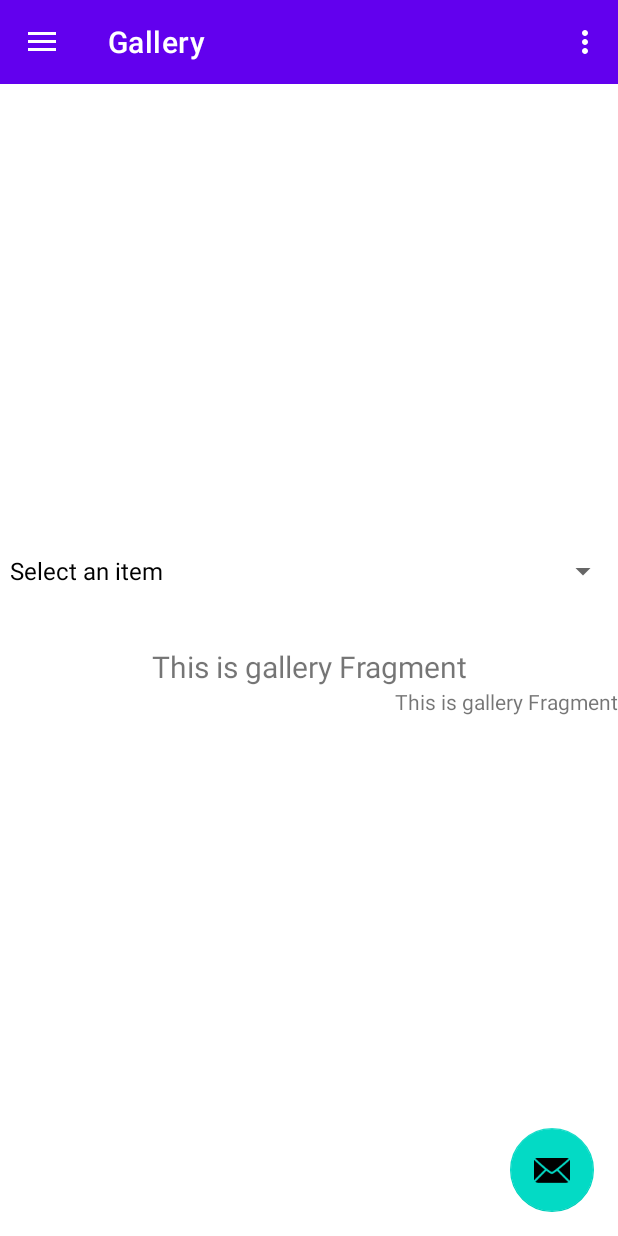
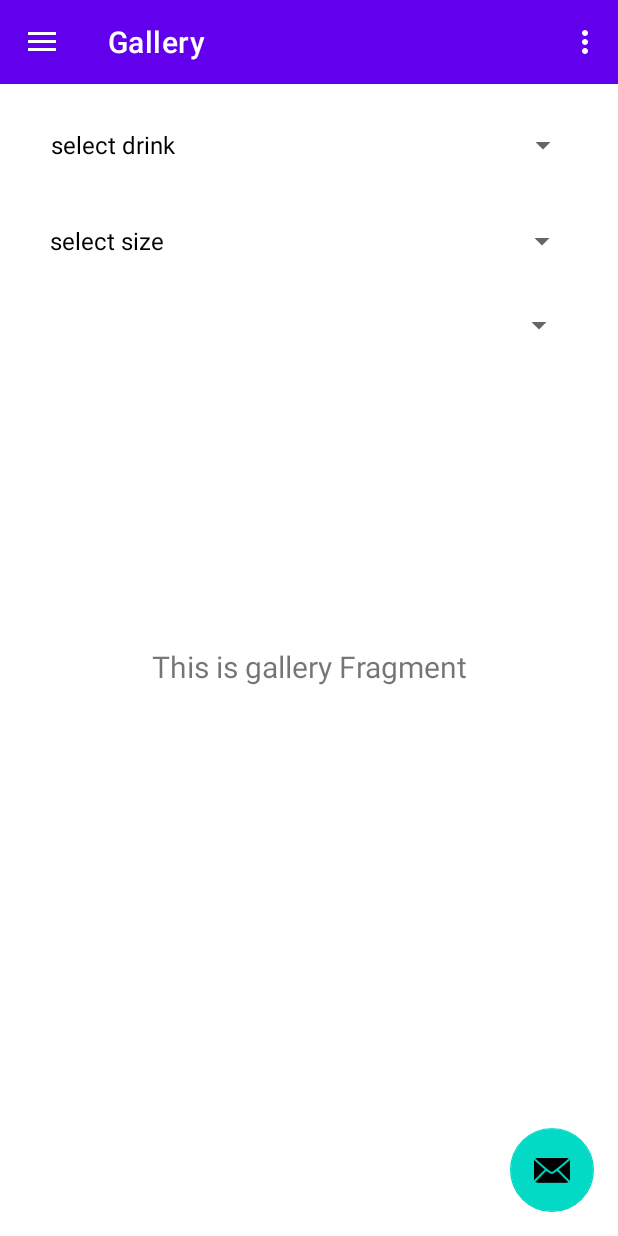
Before and after one commit to wckuo777/kotlinapp, an Android app: the screen it shows after launch (MainActivity), in the side drawer, after a tap on "Gallery", on a phone screen of 412 x 824 dp. Run offline under Robolectric (Android 15) with nearby library versions, the phone set to English and light mode, and no system bars; our stand-ins replace navigation-ui.

Commit message:
dropdownAdapter

```diff
--- /dev/null
+++ b/app/src/main/java/com/example/kotlindemo/adapter/DropdownAdapter.kt
@@ -0,0 +1,41 @@
+package com.example.kotlindemo.adapter
+
+import android.content.Context
+import android.graphics.Color
+import android.graphics.Typeface
+import android.graphics.drawable.ColorDrawable
+import android.view.View
+import android.view.ViewGroup
+import android.widget.ArrayAdapter
+import android.widget.TextView
+import com.example.kotlindemo.model.SpinnerItem
+
+class DropdownAdapter(context: Context, resource: Int, objects: ArrayList<SpinnerItem>, selected: Int): ArrayAdapter<SpinnerItem>(context, resource, objects) {
+    private val selectedId = selected
+    override fun getDropDownView(
+        position: Int,
+        convertView: View?,
+        parent: ViewGroup
+    ): View {
+        val view:TextView = super.getDropDownView(
+            position,
+            convertView,
+            parent
+        ) as TextView
+
+        // set item text bold and sans serif font
+        view.setTypeface(Typeface.SANS_SERIF, Typeface.BOLD)
+
+        if (position == 0){
+            // set the spinner disabled item text color
+            view.setTextColor(Color.LTGRAY)
+        }
+
+        // set selected item style
+        if (position == selectedId){
+            view.background = ColorDrawable(Color.parseColor("#07B2F9"))
+        }
+
+        return view
+    }
+}
--- a/app/src/main/java/com/example/kotlindemo/data/DataSource.kt
+++ b/app/src/main/java/com/example/kotlindemo/data/DataSource.kt
@@ -33,11 +33,30 @@ class Datasource {
             )
     }
 
-    fun loadSpinnerItem(): LinkedHashMap<String,String>{
-        val linkedHashMap = LinkedHashMap<String, String>()
-        linkedHashMap.put("B","Ben")
-        linkedHashMap.put("M","Men")
-        linkedHashMap.put("D","Den")
+    fun loadSpinnerItem(): LinkedHashMap<Int,String>{
+        val linkedHashMap = LinkedHashMap<Int, String>()
+        linkedHashMap.put(0,"select drink")
+        linkedHashMap.put(1,"a1 drink")
+        linkedHashMap.put(2,"a2 drink")
+        linkedHashMap.put(3,"a3 drink")
+        linkedHashMap.put(4,"a4 drink")
+        linkedHashMap.put(5,"a5 drink")
+        linkedHashMap.put(6,"a6 drink")
+        linkedHashMap.put(7,"a7 drink")
+        linkedHashMap.put(8,"a8 drink")
+        linkedHashMap.put(9,"a9 drink")
+        linkedHashMap.put(10,"a10 drink")
+        linkedHashMap.put(11,"a11 drink")
+        linkedHashMap.put(12,"a12 drink")
+        linkedHashMap.put(13,"a13 drink")
+        return linkedHashMap
+    }
+
+    fun loadSpinnerItemSize(): LinkedHashMap<Int,String>{
+        val linkedHashMap = LinkedHashMap<Int, String>()
+        linkedHashMap.put(0,"select size")
+        linkedHashMap.put(1,"M")
+        linkedHashMap.put(2,"L")
         return linkedHashMap
     }
 
--- a/app/src/main/java/com/example/kotlindemo/model/DrinksPic.kt
+++ b/app/src/main/java/com/example/kotlindemo/model/DrinksPic.kt
@@ -6,7 +6,7 @@ import androidx.annotation.StringRes
 
 data class DrinksPic (@StringRes val stringResourceId: Int, @DrawableRes val imageResourceId: Int)
 
-class SpinnerItem(var id: String, var name: String) {
+class SpinnerItem(var id: Int, var name: String) {
 
     //to display object as a string in spinner
     override fun toString(): String {
--- a/app/src/main/java/com/example/kotlindemo/ui/gallery/GalleryFragment.kt
+++ b/app/src/main/java/com/example/kotlindemo/ui/gallery/GalleryFragment.kt
@@ -1,11 +1,11 @@
 package com.example.kotlindemo.ui.gallery
 
+import android.R
 import android.graphics.Color
 import android.graphics.Typeface
 import android.graphics.drawable.ColorDrawable
 import android.os.Bundle
 import android.os.Parcel
-import android.os.Parcelable
 import android.view.LayoutInflater
 import android.view.View
 import android.view.ViewGroup
@@ -14,21 +14,13 @@ import androidx.fragment.app.Fragment
 import androidx.fragment.app.activityViewModels
 import androidx.lifecycle.Observer
 import androidx.lifecycle.ViewModelProvider
-import com.example.kotlindemo.R
 import com.example.kotlindemo.databinding.FragmentGalleryBinding
 import com.example.kotlindemo.ui.home.HomeViewModel
 import com.example.kotlindemo.data.Datasource
 import com.example.kotlindemo.model.SpinnerItem
 import android.widget.ArrayAdapter
 import android.widget.Toast
-
-
-
-
-
-
-
-
+import com.example.kotlindemo.adapter.DropdownAdapter
 
 
 class GalleryFragment() : Fragment(), AdapterView.OnItemSelectedListener {
@@ -40,10 +32,6 @@ class GalleryFragment() : Fragment(), AdapterView.OnItemSelectedListener {
     // This property is only valid between onCreateView and
     // onDestroyView.
     private val binding get() = _binding!!
-
-    constructor(parcel: Parcel) : this() {
-
-    }
 
     override fun onCreateView(
         inflater: LayoutInflater,
@@ -58,28 +46,41 @@ class GalleryFragment() : Fragment(), AdapterView.OnItemSelectedListener {
         val root: View = binding.root
 
         val textView: TextView = binding.textGallery
-        val textView2: TextView = binding.textView2
+        //val textView2: TextView = binding.textView2
         val spinner: Spinner = binding.spinner
+        val spinnerSize: Spinner = binding.spinner2
 
         val arrayList1 = ArrayList<String>()
         arrayList1.add("B");
         arrayList1.add("D");
         arrayList1.add("M");
         val spinmap = Datasource().loadSpinnerItem()
+        val spinmapsize = Datasource().loadSpinnerItemSize()
 
-        val countryList: ArrayList<SpinnerItem> = ArrayList()
+        val drinkList: ArrayList<SpinnerItem> = ArrayList()
+        val drinkSizeList: ArrayList<SpinnerItem> = ArrayList()
         //Add countries
 
         //Add countries
-        countryList.add(SpinnerItem("0", "Select an item"))
-        countryList.add(SpinnerItem("1", "India"))
-        countryList.add(SpinnerItem("2", "USA"))
-        countryList.add(SpinnerItem("3", "China"))
-        countryList.add(SpinnerItem("4", "UK"))
+        for (item in spinmap){
+            drinkList.add(SpinnerItem(item.key, item.value))
+        }
+        for (itemSize in spinmapsize){
+            drinkSizeList.add(SpinnerItem(itemSize.key, itemSize.value))
+        }
+
+        val adptest: ArrayAdapter<SpinnerItem> = DropdownAdapter(requireContext(),
+            R.layout.simple_spinner_dropdown_item,
+            drinkList,spinner.selectedItemPosition)
+
+        val adptest2: ArrayAdapter<SpinnerItem> = DropdownAdapter(requireContext(),
+            R.layout.simple_spinner_dropdown_item,
+            drinkSizeList,spinnerSize.selectedItemPosition)
+
         val adp: ArrayAdapter<SpinnerItem> = object: ArrayAdapter<SpinnerItem>(
             requireContext(),
-            android.R.layout.simple_spinner_dropdown_item,
-            countryList
+            R.layout.simple_spinner_dropdown_item,
+            drinkList
         ){
             override fun getDropDownView(
                 position: Int,
@@ -115,11 +116,13 @@ class GalleryFragment() : Fragment(), AdapterView.OnItemSelectedListener {
         }
 
         spinner.onItemSelectedListener = this
-        spinner.adapter = adp
+        spinner.adapter = adptest
+        spinnerSize.onItemSelectedListener = this
+        spinnerSize.adapter = adptest2
 
         galleryViewModel.text.observe(viewLifecycleOwner, Observer {
             textView.text = it
-            textView2.text = it
+            //textView2.text = it
 
         })
         return root
--- a/app/src/main/res/layout/fragment_gallery.xml
+++ b/app/src/main/res/layout/fragment_gallery.xml
@@ -22,21 +22,37 @@
 
     <Spinner
         android:id="@+id/spinner"
-        android:layout_width="414dp"
-        android:layout_height="60dp"
-        android:layout_marginBottom="20dp"
+        android:layout_width="360dp"
+        android:layout_height="50dp"
+        android:layout_marginTop="16dp"
         android:contentDescription="@string/item_name"
         android:labelFor="@id/text_gallery"
-        app:layout_constraintBottom_toTopOf="@+id/text_gallery"
         app:layout_constraintEnd_toEndOf="parent"
-        app:layout_constraintHorizontal_bias="1.0"
-        app:layout_constraintStart_toStartOf="parent" />
+        app:layout_constraintStart_toStartOf="parent"
+        app:layout_constraintTop_toTopOf="parent" />
 
-    <TextView
-        android:id="@+id/textView2"
-        android:layout_width="wrap_content"
-        android:layout_height="wrap_content"
+    <Spinner
+        android:id="@+id/spinner2"
+        android:layout_width="360dp"
+        android:layout_height="50dp"
+        android:layout_marginTop="80dp"
+        android:contentDescription="@string/item_size"
+        android:labelFor="@id/text_gallery"
+        app:layout_constraintEnd_toEndOf="parent"
+        app:layout_constraintHorizontal_bias="0.49"
+        app:layout_constraintStart_toStartOf="parent"
+        app:layout_constraintTop_toTopOf="parent" />
 
+    <Spinner
+        android:id="@+id/spinner3"
+        android:layout_width="360dp"
+        android:layout_height="50dp"
+        android:layout_marginTop="136dp"
+        android:contentDescription="@string/item_count"
+        android:labelFor="@id/text_gallery"
         app:layout_constraintEnd_toEndOf="parent"
-        app:layout_constraintTop_toBottomOf="@+id/text_gallery" />
+        app:layout_constraintHorizontal_bias="0.454"
+        app:layout_constraintStart_toStartOf="parent"
+        app:layout_constraintTop_toTopOf="parent" />
+
 </androidx.constraintlayout.widget.ConstraintLayout>
--- a/app/src/main/res/values/strings.xml
+++ b/app/src/main/res/values/strings.xml
@@ -28,4 +28,6 @@
     <!-- TODO: Remove or change this placeholder text -->
     <string name="hello_blank_fragment">Hello blank fragment</string>
     <string name="item_name">品名</string>
+    <string name="item_size">容量</string>
+    <string name="item_count">數量</string>
 </resources>
```
